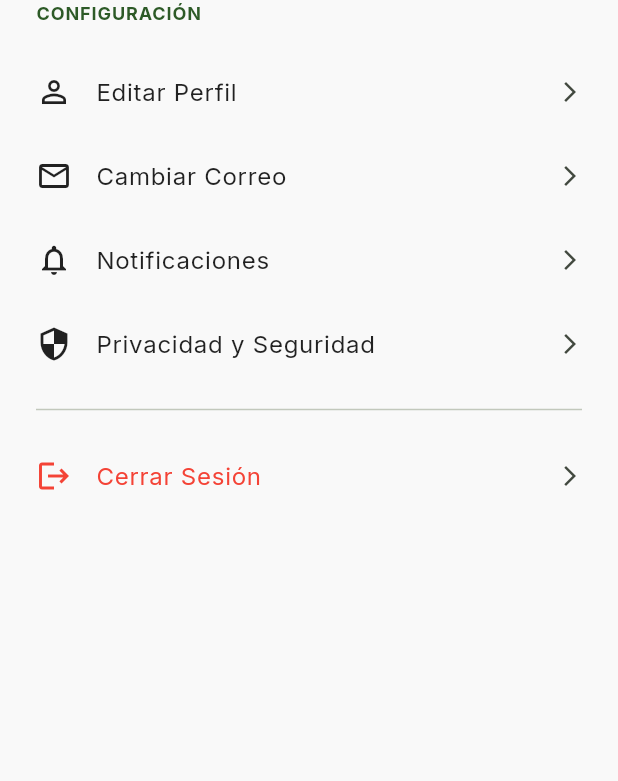
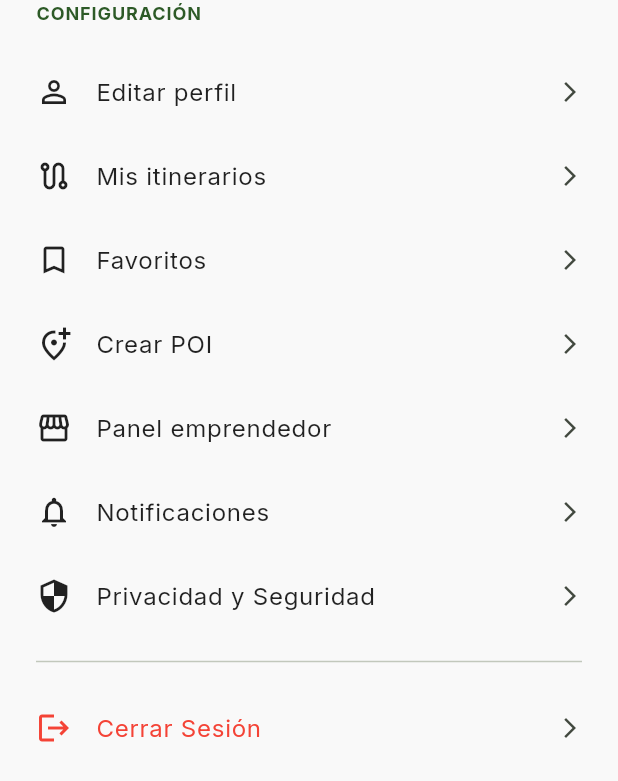
Before and after one commit to Manu-oq/Front-end-RutaViva, a Flutter app: the AccountSettings widget shown alone on an empty page, opened directly, after a tap on "Cerrar Sesión", on a phone screen of 412 x 824 dp. Shown: the top 781 px of the screen. Run offline on Flutter 3.47's test engine with Material 3 defaults, Android fonts, the phone set to English and light mode, and no system bars; our stand-ins replace dio, flutter_map, flutter_riverpod, geolocator, go_router, google_fonts and 4 more; accounts and stored records are empty.

Commit message:
feat(profile): add edit profile page and refresh widgets with live data

```diff
--- a/lib/features/user_profile/presentation/widgets/account_settings.dart
+++ b/lib/features/user_profile/presentation/widgets/account_settings.dart
@@ -1,39 +1,67 @@
 import 'package:flutter/material.dart';
+import 'package:flutter_riverpod/flutter_riverpod.dart';
+import 'package:go_router/go_router.dart';
+import '../../../../core/router/app_routes.dart';
+import '../../../auth/presentation/providers/auth_provider.dart';
 
-class AccountSettings extends StatelessWidget {
+class AccountSettings extends ConsumerWidget {
   const AccountSettings({super.key});
 
   @override
-  Widget build(BuildContext context) {
+  Widget build(BuildContext context, WidgetRef ref) {
     final theme = Theme.of(context);
     return Padding(
       padding: const EdgeInsets.symmetric(horizontal: 24),
       child: Column(
         crossAxisAlignment: CrossAxisAlignment.start,
         children: [
-          Text("CONFIGURACIÓN", style: theme.textTheme.labelLarge),
+          Text('CONFIGURACIÓN', style: theme.textTheme.labelLarge),
           const SizedBox(height: 16),
-          const _SettingTile(
+          _SettingTile(
             icon: Icons.person_outline,
-            title: "Editar Perfil",
+            title: 'Editar perfil',
+            onTap: () => context.pushNamed(AppRouteNames.editProfile),
           ),
-          const _SettingTile(
-            icon: Icons.email_outlined,
-            title: "Cambiar Correo",
+          _SettingTile(
+            icon: Icons.route_outlined,
+            title: 'Mis itinerarios',
+            onTap: () => context.pushNamed(AppRouteNames.itineraryHistory),
+          ),
+          _SettingTile(
+            icon: Icons.bookmark_border,
+            title: 'Favoritos',
+            onTap: () => context.pushNamed(AppRouteNames.bookmarks),
+          ),
+          _SettingTile(
+            icon: Icons.add_location_alt_outlined,
+            title: 'Crear POI',
+            onTap: () => context.pushNamed(AppRouteNames.createPoi),
+          ),
+          _SettingTile(
+            icon: Icons.storefront_outlined,
+            title: 'Panel emprendedor',
+            onTap: () => context.pushNamed(AppRouteNames.entrepreneur),
           ),
           const _SettingTile(
             icon: Icons.notifications_none,
-            title: "Notificaciones",
+            title: 'Notificaciones',
           ),
           const _SettingTile(
             icon: Icons.security,
-            title: "Privacidad y Seguridad",
+            title: 'Privacidad y Seguridad',
           ),
           const Divider(height: 32),
-          const _SettingTile(
+          _SettingTile(
             icon: Icons.logout,
-            title: "Cerrar Sesión",
+            title: 'Cerrar Sesión',
             isDestructive: true,
+            onTap: () async {
+              await ref.read(authProvider.notifier).logout();
+              if (!context.mounted) {
+                return;
+              }
+              context.goNamed(AppRouteNames.login);
+            },
           ),
         ],
       ),
@@ -45,11 +73,13 @@ class _SettingTile extends StatelessWidget {
   final IconData icon;
   final String title;
   final bool isDestructive;
+  final VoidCallback? onTap;
 
   const _SettingTile({
     required this.icon,
     required this.title,
     this.isDestructive = false,
+    this.onTap,
   });
 
   @override
@@ -62,7 +92,7 @@ class _SettingTile extends StatelessWidget {
         style: TextStyle(color: isDestructive ? Colors.red : Colors.black87),
       ),
       trailing: const Icon(Icons.arrow_forward_ios, size: 16),
-      onTap: () {},
+      onTap: onTap,
     );
   }
 }
```
Also changed, not shown: lib/features/user_profile/presentation/pages/edit_profile_page.dart (added, +156 -0 lines), lib/features/user_profile/presentation/pages/profile_screen.dart (+58 -12 lines), lib/features/user_profile/presentation/widgets/impact_section.dart (+14 -5 lines), lib/features/user_profile/presentation/widgets/profile_header.dart (+29 -6 lines).
